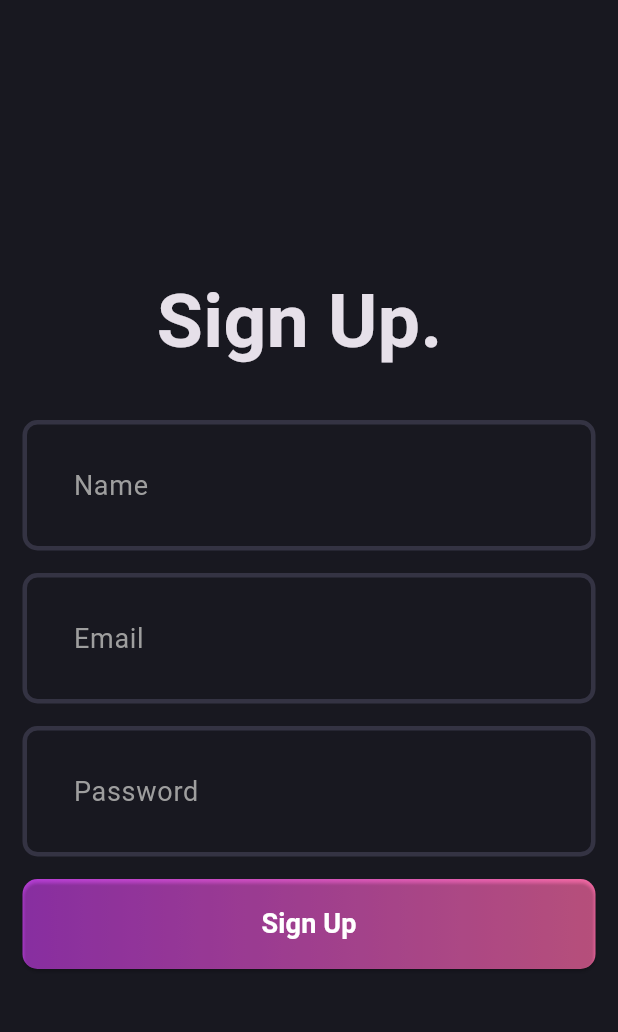
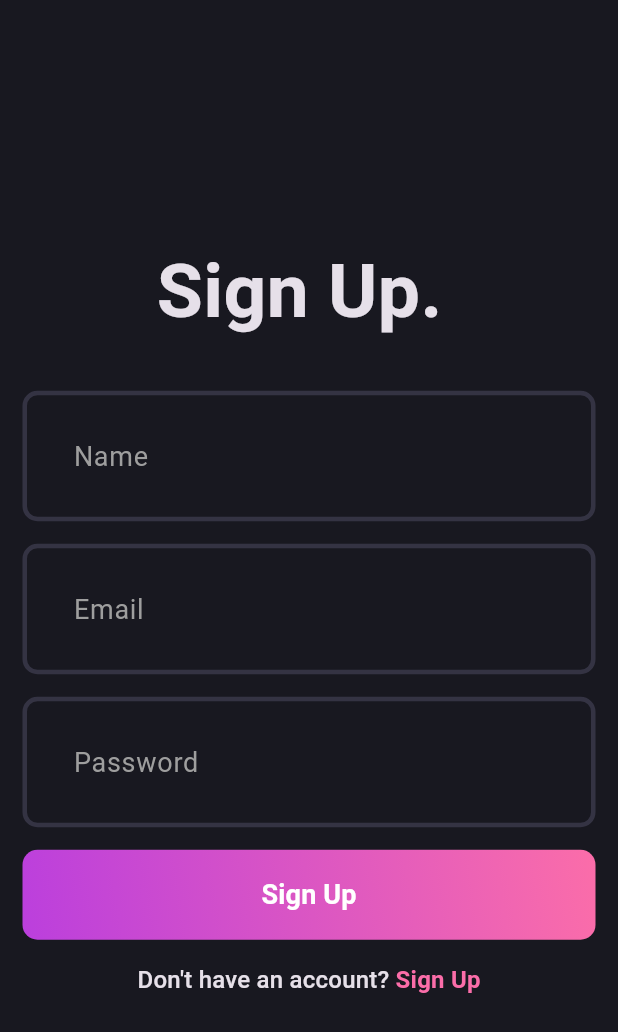
Before and after one commit to Rohit-Chandra-007/upsc_blog_app, a Flutter app: the screen it shows after launch, on a phone screen of 412 x 824 dp. Shown: the top 1032 px of the screen. Run offline on Flutter 3.47's test engine with Material 3 defaults, Android fonts, the phone set to English and light mode, and no system bars; Roboto replaces fonts that are missing (Poppins).

Commit message:
Refactor SignupScreen and AuthGradientButton for improved performance and consistency

```diff
--- a/lib/features/auth/presentation/screens/signup_screen.dart
+++ b/lib/features/auth/presentation/screens/signup_screen.dart
@@ -1,4 +1,5 @@
 import 'package:flutter/material.dart';
+import 'package:upsc_blog_app/core/themes/app_color_pallete.dart';
 import 'package:upsc_blog_app/features/auth/presentation/widgets/auth_field.dart';
 import 'package:upsc_blog_app/features/auth/presentation/widgets/auth_gradient_button.dart';
 
@@ -12,27 +13,43 @@ class SignupScreen extends StatefulWidget {
 class _SignupScreenState extends State<SignupScreen> {
   @override
   Widget build(BuildContext context) {
-    return const Scaffold(
+    return Scaffold(
       body: Padding(
-        padding: EdgeInsets.all(15),
+        padding: const EdgeInsets.all(15),
         child: Column(
           mainAxisAlignment: MainAxisAlignment.center,
           children: [
-            Text(
+            const Text(
               'Sign Up. ',
               style: TextStyle(
                 fontSize: 50,
                 fontWeight: FontWeight.bold,
               ),
             ),
-            SizedBox(height: 30),
-            AuthField(hintText: 'Name'),
-            SizedBox(height: 15),
-            AuthField(hintText: 'Email'),
-            SizedBox(height: 15),
-            AuthField(hintText: 'Password'),
-            SizedBox(height: 15),
-            AuthGradientButton()
+            const SizedBox(height: 30),
+            const AuthField(hintText: 'Name'),
+            const SizedBox(height: 15),
+            const AuthField(hintText: 'Email'),
+            const SizedBox(height: 15),
+            const AuthField(hintText: 'Password'),
+            const SizedBox(height: 15),
+            const AuthGradientButton(),
+            const SizedBox(height: 15),
+            RichText(
+              text: TextSpan(
+                text: '''Don't have an account? ''',
+                style: Theme.of(context).textTheme.titleMedium,
+                children: [
+                  TextSpan(
+                    text: 'Sign Up',
+                    style: Theme.of(context).textTheme.titleMedium?.copyWith(
+                          color: AppPallete.gradient2,
+                          fontWeight: FontWeight.bold,
+                        ),
+                  ),
+                ],
+              ),
+            ),
           ],
         ),
       ),
--- a/lib/features/auth/presentation/widgets/auth_gradient_button.dart
+++ b/lib/features/auth/presentation/widgets/auth_gradient_button.dart
@@ -14,8 +14,8 @@ class AuthGradientButton extends StatelessWidget {
             AppPallete.gradient2,
             // AppPallete.gradient3,
           ],
-          begin: Alignment.centerLeft,
-          end: Alignment.centerRight,
+          begin: Alignment.bottomLeft,
+          end: Alignment.topRight,
         ),
         borderRadius: BorderRadius.circular(10),
       ),
@@ -23,13 +23,14 @@ class AuthGradientButton extends StatelessWidget {
         onPressed: () {},
         style: ElevatedButton.styleFrom(
           backgroundColor: AppPallete.transparentColor,
+          shadowColor: AppPallete.transparentColor,
           fixedSize: const Size(394, 60),
           padding: const EdgeInsets.symmetric(horizontal: 50, vertical: 15),
           shape: RoundedRectangleBorder(
             borderRadius: BorderRadius.circular(10),
           ),
         ),
-        child: Text(
+        child: const Text(
           'Sign Up',
           style: TextStyle(
             fontSize: 18,
--- a/lib/main.dart
+++ b/lib/main.dart
@@ -16,7 +16,7 @@ class MyApp extends StatelessWidget {
       title: 'Blog App',
       theme: AppTheme.darkThemeMode,
       debugShowCheckedModeBanner: false,
-      home: SignupScreen(),
+      home: const SignupScreen(),
     );
   }
 }
```
